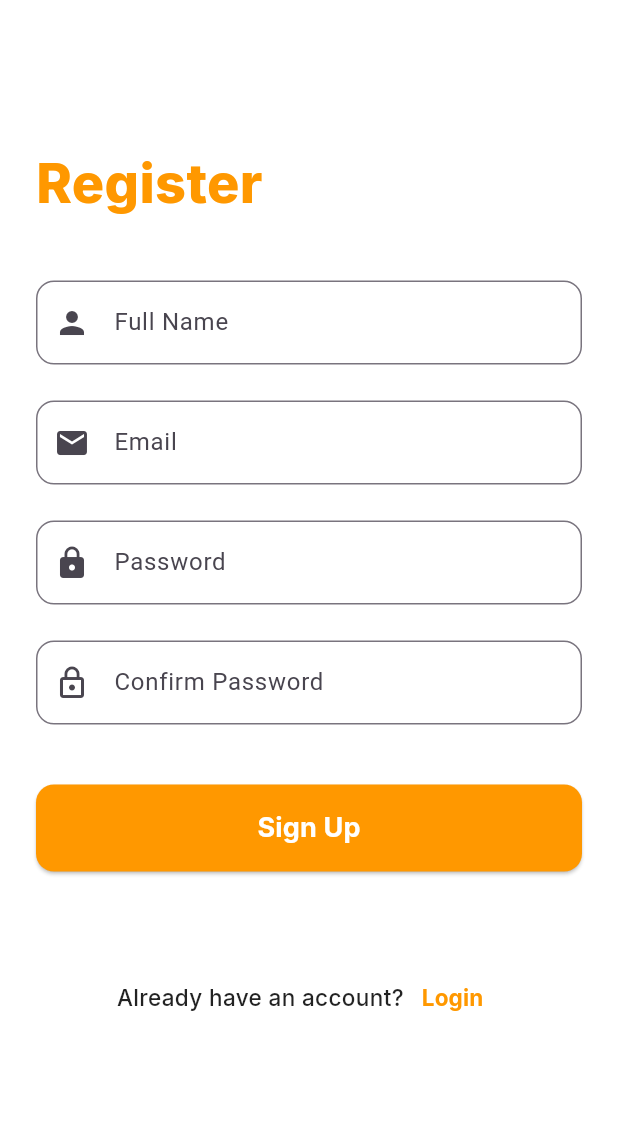
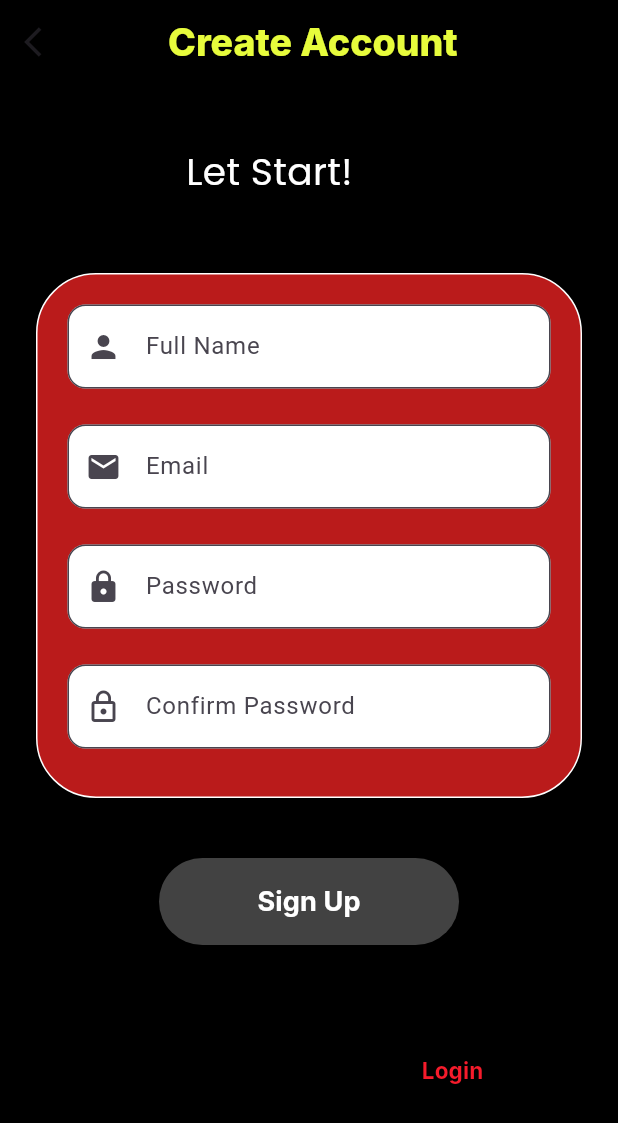
Before and after one commit to ChrisKamanzi/CivicLink, a Flutter app: the Register screen opened by its route, on a phone screen of 412 x 824 dp. Shown: the top 1123 px of the screen. Run offline on Flutter 3.47's test engine with Material 3 defaults, Android fonts, the phone set to English and light mode, and no system bars; our stand-ins replace cloud_firestore, firebase_auth, firebase_core, flutter_riverpod, go_router, google_fonts and 1 more; accounts and stored records are empty; generated files the repository leaves out were written again.

```diff
--- a/lib/Authentication/user /Register.dart
+++ b/lib/Authentication/user /Register.dart
@@ -1,8 +1,8 @@
+import 'package:civic_link/Providers/RegisterNotifier.dart';
 import 'package:flutter/material.dart';
 import 'package:flutter_riverpod/flutter_riverpod.dart';
 import 'package:go_router/go_router.dart';
 import 'package:google_fonts/google_fonts.dart';
-import '../../Providers/SignUpNotifier.dart';
 
 class Register extends ConsumerStatefulWidget {
   const Register({super.key});
@@ -13,48 +13,83 @@ class Register extends ConsumerStatefulWidget {
 
 class _RegisterState extends ConsumerState<Register> {
   final _formKey = GlobalKey<FormState>();
+
   final _emailController = TextEditingController();
   final _passwordController = TextEditingController();
   final _confirmPasswordController = TextEditingController();
   final _fullNameController = TextEditingController();
 
-  final primaryColor = Colors.orange;
+  final primaryColor = Color.fromRGBO(246, 27, 43, 100);
+  final secondaryColor = Colors.white;
+  final greyColor = Color.fromRGBO(97, 97, 97, 100);
 
   bool _isLoading = false;
 
   @override
   Widget build(BuildContext context) {
-    final screenWidth = MediaQuery.of(context).size.width;
-    final signUpNotifier = ref.read(signUpProvider.notifier);
+    final client = ref.read(registerProvider);
 
     return Scaffold(
-      backgroundColor: Colors.white,
-      appBar: AppBar(backgroundColor: Colors.transparent, elevation: 0),
+      backgroundColor: Colors.black,
+      appBar: AppBar(
+        backgroundColor: Colors.transparent,
+        elevation: 0,
+        leading: IconButton(
+          onPressed: context.pop,
+          icon: Icon(Icons.arrow_back_ios),
+        ),
+        title: Padding(
+          padding: const EdgeInsets.only(left: 40),
+          child: Text(
+            'Create Account',
+            style: GoogleFonts.inter(
+              fontSize: 25,
+              fontWeight: FontWeight.w800,
+              color: Color.fromRGBO(231, 252, 60, 100),
+            ),
+          ),
+        ),
+      ),
       body: Padding(
         padding: const EdgeInsets.symmetric(horizontal: 24.0, vertical: 40),
         child: SingleChildScrollView(
           child: Center(
             child: SizedBox(
-              width: screenWidth > 600 ? 400 : screenWidth * 0.9,
               child: Column(
                 crossAxisAlignment: CrossAxisAlignment.start,
                 children: [
-                  Text(
-                    'Register',
-                    style: GoogleFonts.inter(
-                      fontSize: 36,
-                      fontWeight: FontWeight.w800,
-                      color: primaryColor,
+                  Padding(
+                    padding: const EdgeInsets.only(left: 100),
+                    child: Text(
+                      'Let Start!',
+                      style: GoogleFonts.poppins(
+                        fontSize: 25,
+                        color: secondaryColor,
                       ),
                     ),
-                  const SizedBox(height: 40),
+                  ),
+
+                  SizedBox(height: 50),
+
                   Form(
                     key: _formKey,
+                    child: Column(
+                      children: [
+                        Container(
+                          height: 350,
+                          padding: EdgeInsets.all(20),
+                          decoration: BoxDecoration(
+                            color: Color.fromRGBO(186, 27, 27, 1),
+                            borderRadius: BorderRadius.circular(40),
+                            border: Border.all(color: Colors.white),
+                          ),
                           child: Column(
                             children: [
                               TextFormField(
                                 controller: _fullNameController,
                                 decoration: InputDecoration(
+                                  filled: true,
+                                  fillColor: secondaryColor,
                                   labelText: 'Full Name',
                                   border: OutlineInputBorder(
                                     borderRadius: BorderRadius.circular(12),
@@ -71,6 +106,8 @@ class _RegisterState extends ConsumerState<Register> {
                               TextFormField(
                                 controller: _emailController,
                                 decoration: InputDecoration(
+                                  filled: true,
+                                  fillColor: secondaryColor,
                                   labelText: 'Email',
                                   border: OutlineInputBorder(
                                     borderRadius: BorderRadius.circular(12),
@@ -89,6 +126,8 @@ class _RegisterState extends ConsumerState<Register> {
                                 controller: _passwordController,
                                 obscureText: true,
                                 decoration: InputDecoration(
+                                  fillColor: secondaryColor,
+                                  filled: true,
                                   labelText: 'Password',
                                   border: OutlineInputBorder(
                                     borderRadius: BorderRadius.circular(12),
@@ -106,6 +145,8 @@ class _RegisterState extends ConsumerState<Register> {
                                 controller: _confirmPasswordController,
                                 obscureText: true,
                                 decoration: InputDecoration(
+                                  filled: true,
+                                  fillColor: secondaryColor,
                                   labelText: 'Confirm Password',
                                   border: OutlineInputBorder(
                                     borderRadius: BorderRadius.circular(12),
@@ -122,30 +163,32 @@ class _RegisterState extends ConsumerState<Register> {
                                   return null;
                                 },
                               ),
+                            ],
+                          ),
+                        ),
                         const SizedBox(height: 40),
                         SizedBox(
-                          width: double.infinity,
+                          width: 200,
                           child: ElevatedButton(
-                            onPressed:
-                                _isLoading
+                            onPressed: _isLoading
                                 ? null
                                 : () async {
                               if (_formKey.currentState!.validate()) {
                                 setState(() => _isLoading = true);
-                                        await signUpNotifier.signUp(
-                                          _emailController.text.trim(),
+                                await ref.read(registerProvider.notifier).signUp(
+                                  _emailController.text.trim().toLowerCase(),
                                   _passwordController.text.trim(),
+                                 // _fullNameController.text.trim(),
                                 );
                                 setState(() => _isLoading = false);
-                                        if (context.mounted)
-                                          context.go('/login');
                               }
                             },
+
                             style: ElevatedButton.styleFrom(
-                              backgroundColor: primaryColor,
+                              backgroundColor: Colors.grey.shade800,
                               padding: const EdgeInsets.symmetric(vertical: 16),
                               shape: RoundedRectangleBorder(
-                                borderRadius: BorderRadius.circular(12),
+                                borderRadius: BorderRadius.circular(50),
                               ),
                             ),
                             child:
--- a/lib/Providers/AdminSignInNotifier.dart
+++ b/lib/Providers/AdminSignInNotifier.dart
@@ -1,3 +1,5 @@
+
+/*
 import 'package:firebase_auth/firebase_auth.dart';
 import 'package:flutter_riverpod/flutter_riverpod.dart';
 
@@ -30,3 +32,4 @@ class AdminSignInNotifier extends StateNotifier<User?> {
 final AdminsignInProvider = StateNotifierProvider<AdminSignInNotifier, User?>((ref) {
   return AdminSignInNotifier();
 });
+*/
```
Lines whose indentation alone changed are shown as unchanged.
